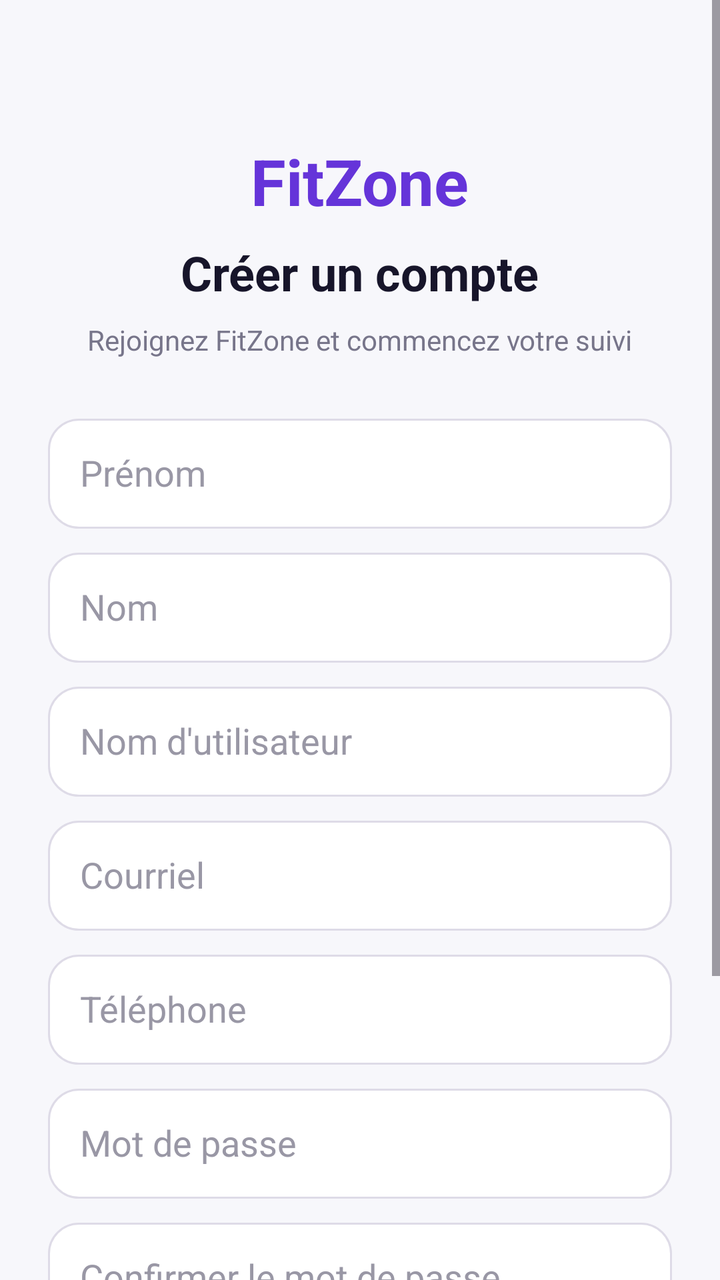
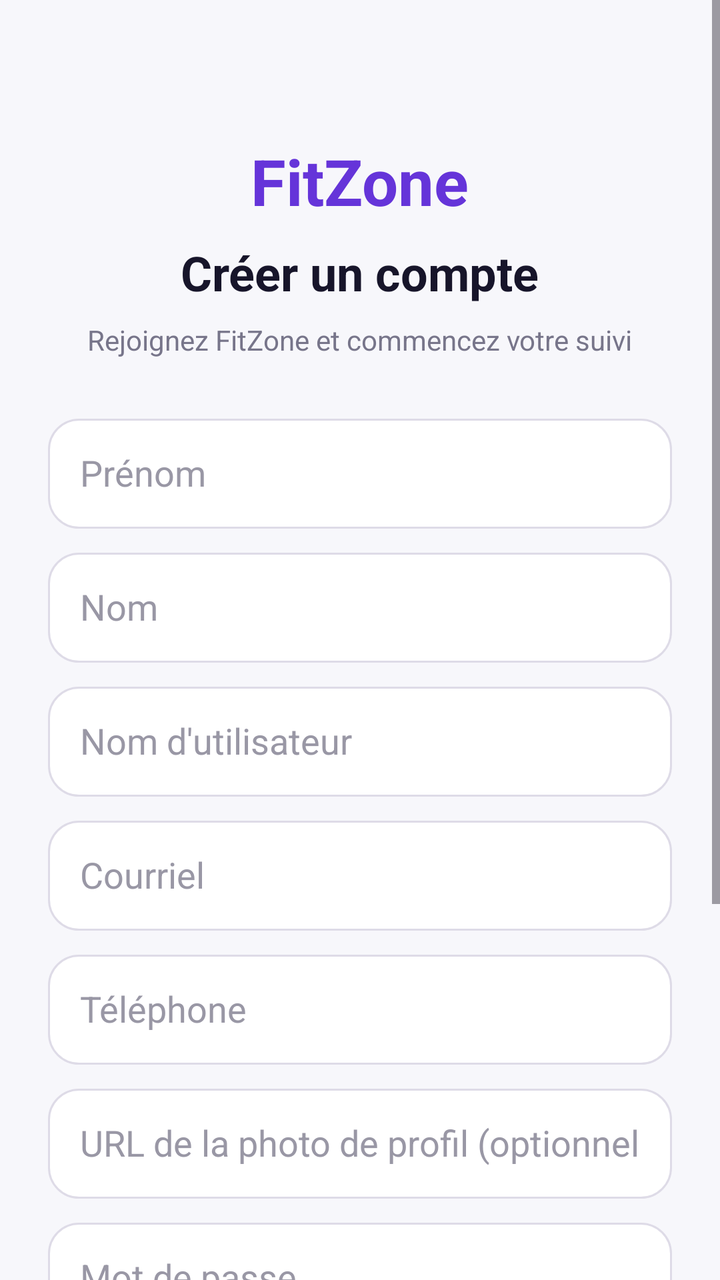

Screens rendered from an Android XML layout before and after an edit, with the pre-edit source and the edit as a unified diff.
<!-- AndroidManifest.xml: application theme Theme.Ramzi_mike_bryanfitzone -->
<!-- res/layout/activity_inscription.xml -->
<?xml version="1.0" encoding="utf-8"?>
<ScrollView
    xmlns:android="http://schemas.android.com/apk/res/android"
    android:layout_width="match_parent"
    android:layout_height="match_parent"
    android:background="#F7F7FB"
    android:fillViewport="true">

    <LinearLayout
        android:layout_width="match_parent"
        android:layout_height="wrap_content"
        android:orientation="vertical"
        android:padding="24dp"
        android:gravity="center_horizontal">

        <TextView
            android:layout_width="wrap_content"
            android:layout_height="wrap_content"
            android:layout_marginTop="45dp"
            android:text="FitZone"
            android:textColor="#6534D9"
            android:textSize="32sp"
            android:textStyle="bold"/>

        <TextView
            android:layout_width="wrap_content"
            android:layout_height="wrap_content"
            android:layout_marginTop="8dp"
            android:text="Créer un compte"
            android:textColor="#17152A"
            android:textSize="24sp"
            android:textStyle="bold"/>

        <TextView
            android:layout_width="wrap_content"
            android:layout_height="wrap_content"
            android:layout_marginTop="8dp"
            android:text="Rejoignez FitZone et commencez votre suivi"
            android:textColor="#77758A"
            android:textSize="14sp"/>

        

        <EditText
            android:id="@+id/editPrenomInscription"
            android:layout_width="match_parent"
            android:layout_height="55dp"
            android:layout_marginTop="30dp"
            android:hint="Prénom"
            android:inputType="textCapWords"
            android:padding="16dp"
            android:textColor="#17152A"
            android:textColorHint="#9997A5"
            android:background="@drawable/bg_champ_recherche"/>

        

        <EditText
            android:id="@+id/editNomInscription"
            android:layout_width="match_parent"
            android:layout_height="55dp"
            android:layout_marginTop="12dp"
            android:hint="Nom"
            android:inputType="textCapWords"
            android:padding="16dp"
            android:textColor="#17152A"
            android:textColorHint="#9997A5"
            android:background="@drawable/bg_champ_recherche"/>

        

        <EditText
            android:id="@+id/editUsernameInscription"
            android:layout_width="match_parent"
            android:layout_height="55dp"
            android:layout_marginTop="12dp"
            android:background="@drawable/bg_champ_recherche"
            android:hint="Nom d'utilisateur"
            android:inputType="text"
            android:padding="16dp"
            android:textColor="#17152A"
            android:textColorHint="#9997A5" />

        

        <EditText
            android:id="@+id/editEmailInscription"
            android:layout_width="match_parent"
            android:layout_height="55dp"
            android:layout_marginTop="12dp"
            android:hint="Courriel"
            android:inputType="textEmailAddress"
            android:padding="16dp"
            android:textColor="#17152A"
            android:textColorHint="#9997A5"
            android:background="@drawable/bg_champ_recherche"/>

        

        <EditText
            android:id="@+id/editTelephoneInscription"
            android:layout_width="match_parent"
            android:layout_height="55dp"
            android:layout_marginTop="12dp"
            android:hint="Téléphone"
            android:inputType="phone"
            android:padding="16dp"
            android:textColor="#17152A"
            android:textColorHint="#9997A5"
            android:background="@drawable/bg_champ_recherche"/>

        

        <EditText
            android:id="@+id/editPasswordInscription"
            android:layout_width="match_parent"
            android:layout_height="55dp"
            android:layout_marginTop="12dp"
            android:hint="Mot de passe"
            android:inputType="textPassword"
            android:padding="16dp"
            android:textColor="#17152A"
            android:textColorHint="#9997A5"
            android:background="@drawable/bg_champ_recherche"/>

        

        <EditText
            android:id="@+id/editConfirmationPasswordInscription"
            android:layout_width="match_parent"
            android:layout_height="55dp"
            android:layout_marginTop="12dp"
            android:hint="Confirmer le mot de passe"
            android:inputType="textPassword"
            android:padding="16dp"
            android:textColor="#17152A"
            android:textColorHint="#9997A5"
            android:background="@drawable/bg_champ_recherche"/>

        <Button
            android:id="@+id/boutonCreerCompte"
            android:layout_width="match_parent"
            android:layout_height="55dp"
            android:layout_marginTop="25dp"
            android:text="Créer mon compte"
            android:textAllCaps="false"
            android:textColor="#FFFFFF"
            android:textSize="16sp"
            android:textStyle="bold"
            android:backgroundTint="#6534D9"/>

        <TextView
            android:id="@+id/boutonRetourConnexion"
            android:layout_width="wrap_content"
            android:layout_height="wrap_content"
            android:layout_marginTop="20dp"
            android:layout_marginBottom="30dp"
            android:text="Déjà un compte ? Se connecter"
            android:textColor="#6534D9"
            android:textSize="14sp"/>

    </LinearLayout>

</ScrollView>
<!-- resources referenced by this layout -->
<resources>
  <!-- drawable bg_champ_recherche (drawable) -->
  <?xml version="1.0" encoding="utf-8"?>
  <shape xmlns:android="http://schemas.android.com/apk/res/android"
      android:shape="rectangle">
  
      <solid android:color="#FFFFFF"/>
  
      <corners android:radius="15dp"/>
  
      <stroke
          android:width="1dp"
          android:color="#DEDBE7"/>
  
  </shape>
  <style name="Theme.Ramzi_mike_bryanfitzone" parent="Base.Theme.Ramzi_mike_bryanfitzone" />
  <style name="Base.Theme.Ramzi_mike_bryanfitzone" parent="Theme.Material3.DayNight.NoActionBar">
          
          
      </style>
</resources>

<!-- the commit's change to res/layout/activity_inscription.xml (unified diff, before → after) -->
@@ -112,6 +112,20 @@
         
 
         <EditText
+            android:id="@+id/editPhotoUrlInscription"
+            android:layout_width="match_parent"
+            android:layout_height="55dp"
+            android:layout_marginTop="12dp"
+            android:hint="URL de la photo de profil (optionnel)"
+            android:inputType="textUri"
+            android:padding="16dp"
+            android:textColor="#17152A"
+            android:textColorHint="#9997A5"
+            android:background="@drawable/bg_champ_recherche"/>
+
+        
+
+        <EditText
             android:id="@+id/editPasswordInscription"
             android:layout_width="match_parent"
             android:layout_height="55dp"
